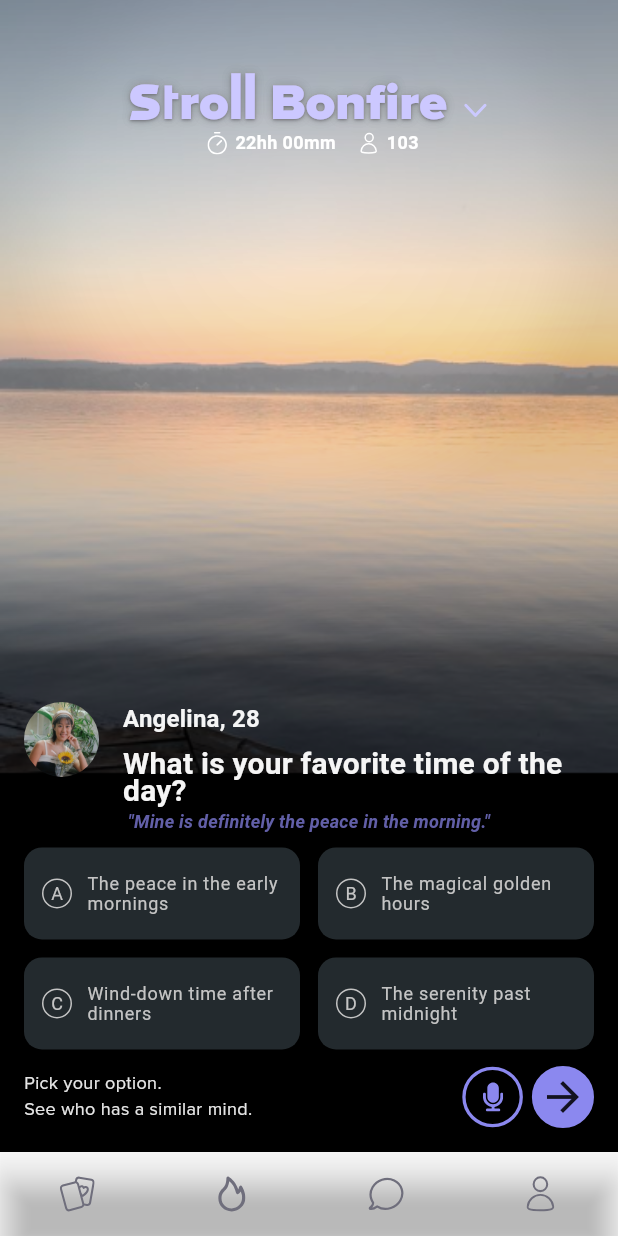
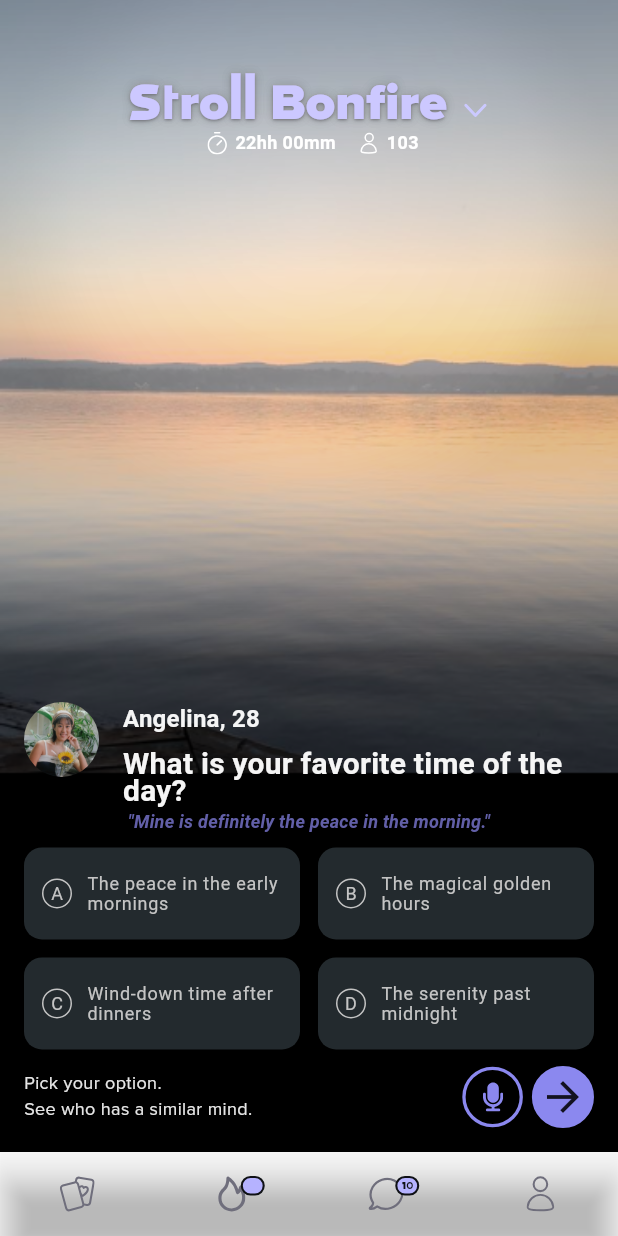
Before and after one commit to AYOPELUMI/bonifire_app, a Flutter app: the screen it shows after launch, on a phone screen of 412 x 824 dp. Run offline on Flutter 3.47's test engine with Material 3 defaults, Android fonts, the phone set to English and light mode, and no system bars; our stand-ins replace auto_route, flutter_riverpod, flutter_svg, speech_to_text; Roboto replaces fonts that are missing (ProximaNova Bold).

Commit message:
added notification

```diff
--- a/lib/features/bonfire/presentation/screens/bonfire_screen.dart
+++ b/lib/features/bonfire/presentation/screens/bonfire_screen.dart
@@ -1,4 +1,5 @@
 import 'package:auto_route/annotations.dart';
+import 'package:bonfire_app/features/bonfire/presentation/widgets/Bottom%20Navigation/bottom_nav_item.dart';
 import 'package:bonfire_app/features/bonfire/presentation/widgets/gradient_bg.dart';
 import 'package:bonfire_app/features/bonfire/presentation/widgets/render_svg.dart';
 import 'package:bonfire_app/features/bonfire/presentation/widgets/speech/speech_widget.dart';
@@ -30,34 +31,19 @@ class BonfireScreen extends ConsumerWidget {
           selectedIconTheme: IconThemeData(size: 24),
           type: BottomNavigationBarType.fixed,
           items: [
-            BottomNavigationBarItem(
-                // backgroundColor: Colors.red,
-                icon: RenderSvg(
-                  svgPath: BonfireImages.card_svg,
-                  useSvgColor: true,
-                ),
-                label: ""),
-            BottomNavigationBarItem(
-                backgroundColor: Colors.transparent,
-                icon: RenderSvg(
-                  svgPath: BonfireImages.fire_svg,
-                  useSvgColor: true,
-                ),
-                label: ""),
-            BottomNavigationBarItem(
-                backgroundColor: Colors.transparent,
-                icon: RenderSvg(
-                  svgPath: BonfireImages.message_svg,
-                  useSvgColor: true,
-                ),
-                label: ""),
-            BottomNavigationBarItem(
-                backgroundColor: Colors.transparent,
-                icon: RenderSvg(
-                  svgPath: BonfireImages.profile_svg,
-                  useSvgColor: true,
-                ),
-                label: ""),
+            bottomNavigationBarItem(
+              isNotified: false,
+              svgPath: BonfireImages.card_svg,
+            ),
+            bottomNavigationBarItem(
+                svgPath: BonfireImages.fire_svg, isNotified: true),
+            bottomNavigationBarItem(
+              isNotified: true,
+              value: "10",
+              svgPath: BonfireImages.message_svg,
+            ),
+            bottomNavigationBarItem(
+                svgPath: BonfireImages.profile_svg, isNotified: false),
           ]),
       backgroundColor: Colors.transparent,
       body: Stack(
--- /dev/null
+++ b/lib/features/bonfire/presentation/widgets/Bottom Navigation/bottom_nav_item.dart
@@ -0,0 +1,45 @@
+import 'dart:developer';
+
+import 'package:flutter/material.dart';
+
+import '../../../../../res/images.dart';
+import '../render_svg.dart';
+
+BottomNavigationBarItem bottomNavigationBarItem(
+    {required String svgPath, required bool isNotified, String? value = ""}) {
+  log(value ?? "");
+  return BottomNavigationBarItem(
+      backgroundColor: Colors.transparent,
+      icon: Stack(
+        clipBehavior: Clip.none,
+        children: [
+          RenderSvg(
+            svgPath: svgPath,
+            useSvgColor: true,
+          ),
+          if (isNotified)
+            Positioned(
+                right: -10,
+                child: Container(
+                    width: 16,
+                    height: 13,
+                    decoration: BoxDecoration(
+                        color: Color(0xFFB5B2FF),
+                        borderRadius: BorderRadius.all(Radius.circular(15)),
+                        border:
+                            Border.all(width: 1.4, color: Color(0xFF0F1115))),
+                    child: value!.isNotEmpty
+                        ? Text(
+                            value,
+                            textAlign: TextAlign.center,
+                            style: TextStyle(
+                                color: Color(0xFF0F1115),
+                                fontSize: 7,
+                                fontWeight: FontWeight.w600,
+                                fontFamily: "ProximaNova"),
+                          )
+                        : null))
+        ],
+      ),
+      label: "");
+}
```
